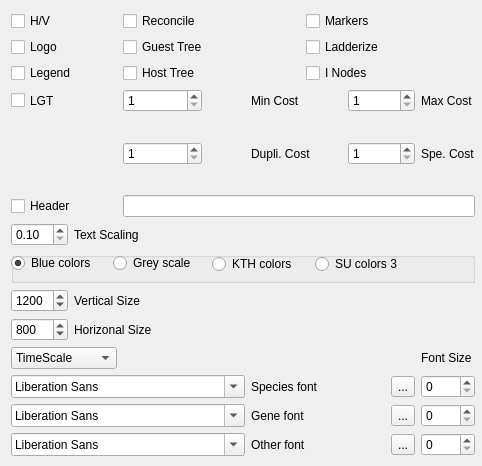
This is resources/parameters.ui in jfnavarro/PrimeTV2 as Qt 5 draws it before an edit. The edited form follows.
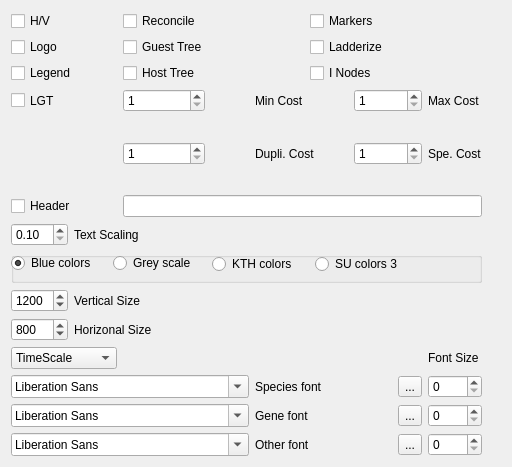
This is the edited form. Icons and pictures are not drawn.

Commit message: working and stable with qt5 and new layout and workflow, test LTG

The edit to the form file:
```diff
--- a/resources/parameters.ui
+++ b/resources/parameters.ui
@@ -9,19 +9,19 @@
    <rect>
     <x>0</x>
     <y>0</y>
-    <width>482</width>
-    <height>466</height>
+    <width>512</width>
+    <height>467</height>
    </rect>
   </property>
   <property name="windowTitle">
    <string>Parameters</string>
   </property>
-  <widget class="QWidget" name="">
+  <widget class="QWidget" name="layoutWidget">
    <property name="geometry">
     <rect>
      <x>11</x>
      <y>11</y>
-     <width>464</width>
+     <width>471</width>
      <height>445</height>
     </rect>
    </property>
```
Left out of the diff: 5 changed lines with no effect on the pictures. The commit also changes 23 other files.
